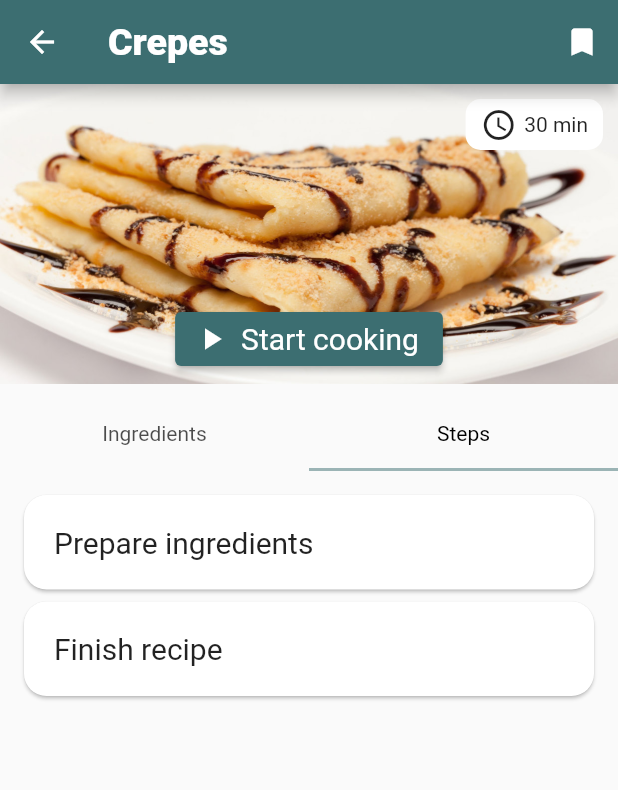
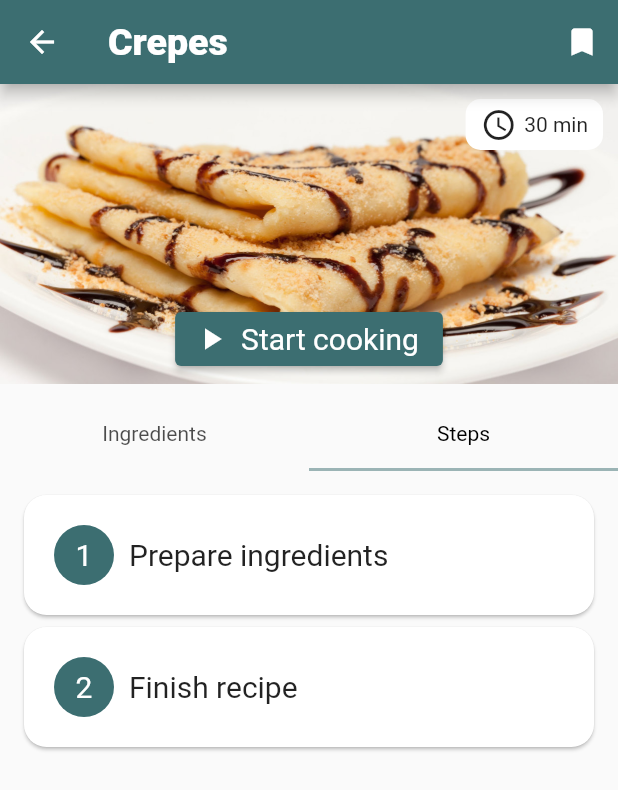
Before and after one commit to lintenn/GrateMate, a Flutter app: the RecipeScreen screen opened directly with sample values from the repository, tab 2 chosen, on a phone screen of 412 x 824 dp. Shown: the top 790 px of the screen. Run offline on Flutter 3.47's test engine with Material 2 defaults, Android fonts, the light colour scheme and no system bars; our stand-ins replace font_awesome_flutter, tuple; network calls fail; statements that could not run were skipped.

Commit message:
Add servings change behaviour and steps number

```diff
--- a/grate_mate/lib/global_information/global_users.dart
+++ b/grate_mate/lib/global_information/global_users.dart
@@ -3,6 +3,6 @@ import '../models/user.dart';
 List<User> users = [
   User(id: 1, firstName: 'Jesus', lastName: 'Moreno', username: 'jesu-m0', email: 'jesus@gmail.com', password: '1234', birthDate: DateTime(2000,4,28), phoneNumber: '+34123456789',
   profilePhotoUrl: 'https://de.web.img2.acsta.net/r_654_368/img/47/d9/47d93afd6f4a7ab3050916cab486d2a9.jpg'),
-  User(id: 2, firstName: 'Luis', lastName: 'Miguel', username: 'linten', email: 'linten@gmail.com', password: '1234', birthDate: DateTime(2001), phoneNumber: '+34123456789',
+  User(id: 2, firstName: 'Luis Miguel', lastName: 'Garcia', username: 'linten', email: 'linten@gmail.com', password: '1234', birthDate: DateTime(2001), phoneNumber: '+34123456789',
   profilePhotoUrl: 'https://de.web.img2.acsta.net/r_654_368/img/47/d9/47d93afd6f4a7ab3050916cab486d2a9.jpg')
 ];
--- a/grate_mate/lib/main.dart
+++ b/grate_mate/lib/main.dart
@@ -121,7 +121,7 @@ class _MyHomePageState extends State<MyHomePage> {
       case 2:
         return ShoppingList();
       case 3:
-        return ProfileScreen(user: Users.users[0]);
+        return ProfileScreen(user: Users.users[1]);
       default:
         return const Scaffold(
             body: Text('Other page'),
--- a/grate_mate/lib/screens/recipe_screen.dart
+++ b/grate_mate/lib/screens/recipe_screen.dart
@@ -15,11 +15,28 @@ class RecipeScreen extends StatefulWidget {
 
 class _RecipeScreenState extends State<RecipeScreen> with SingleTickerProviderStateMixin{
   TabController? _tabController;
+  late int servings;
+
 
   @override
   void initState() {
     super.initState();
     _tabController = TabController(vsync: this, length: 2);
+    servings = 1;
+  }
+
+  void _incrementServings() {
+    setState(() {
+      servings++;
+    });
+  }
+
+  void _decrementServings() {
+    setState(() {
+      if (servings > 1) {
+        servings--;
+      }
+    });
   }
 
   @override
@@ -139,7 +156,8 @@ class _RecipeScreenState extends State<RecipeScreen> with SingleTickerProviderSt
   }
 
   Widget getIngredientsTabWidget(Recipe recipe) {
-    return  ListView(
+
+    return   Column(
         children: <Widget>[
 
           // Plus and minus buttons to modify the serving size
@@ -154,19 +172,28 @@ class _RecipeScreenState extends State<RecipeScreen> with SingleTickerProviderSt
                     heroTag: 'removeBtn',
                     backgroundColor: GrateMate.greenGrateMate,
                     //TODO: Define
-                  onPressed: () {},
+                    onPressed: () {
+                      _decrementServings();
+                    },
                     child: const Icon(Icons.remove),
 
                   ),
                 ),
-              const Text('Serving size: 1'),
+                Text('Servings: $servings',
+                  style: const TextStyle(
+                    fontSize: 20,
+                    fontFamily: 'RobotoBlack',
+                  ),
+                ),
                 Container(
                   margin: const EdgeInsets.only(left: 10),
                   child: FloatingActionButton(
                     heroTag: 'addBtn',
                     backgroundColor: GrateMate.greenGrateMate,
                     //TODO: Define
-                  onPressed: () {},
+                    onPressed: () {
+                      _incrementServings();
+                    },
                     child: const Icon(Icons.add),
                   ),
                 ),
@@ -183,7 +210,7 @@ class _RecipeScreenState extends State<RecipeScreen> with SingleTickerProviderSt
             },
           ),
         ],
-    );;
+      );
   }
 
   Widget getIngredientCard(Tuple2<Ingredient, int> ingredient) {
@@ -199,7 +226,7 @@ class _RecipeScreenState extends State<RecipeScreen> with SingleTickerProviderSt
                 size: 30,
               ),
               const SizedBox(width: 8),
-              Text('${ingredient.item1.name} ${ingredient.item2} ${ingredient.item1.unit}',
+              Text('${ingredient.item1.name} ${ingredient.item2 * servings} ${ingredient.item1.unit}',
                 style: const TextStyle(
                   fontSize: 20,
                 ),
@@ -220,24 +247,42 @@ class _RecipeScreenState extends State<RecipeScreen> with SingleTickerProviderSt
           shrinkWrap: true,
           itemCount: recipe.steps.length,
           itemBuilder: (context, index) {
-            return getRecipeStepCard(recipe.steps[index]);
+            return getRecipeStepCard(recipe.steps[index], index);
           },
         ),
       ],
     );
   }
 
-  Widget getRecipeStepCard(String step) {
+  Widget getRecipeStepCard(String step, int index) {
     return Card(
       shape: RoundedRectangleBorder(
         borderRadius: BorderRadius.circular(15.0),
       ),
       child: Padding(
         padding: const EdgeInsets.all(20.0),
-        child: Text(step,
+        child: Row(
+          children: [
+            // We display the step number very fancy
+            Container(
+              margin: const EdgeInsets.only(right: 10),
+              child: CircleAvatar(
+                backgroundColor: GrateMate.greenGrateMate,
+                child: Text('${index + 1}',
+                  style: const TextStyle(
+                    color: Colors.white,
+                    fontSize: 20,
+                  ),
+                ),
+              ),
+            ),
+
+            Text(step,
               style: const TextStyle(
                 fontSize: 20,
               ),
+            ),
+          ],
         ),
       ),
     );
```
Lines whose indentation alone changed are shown as unchanged.
